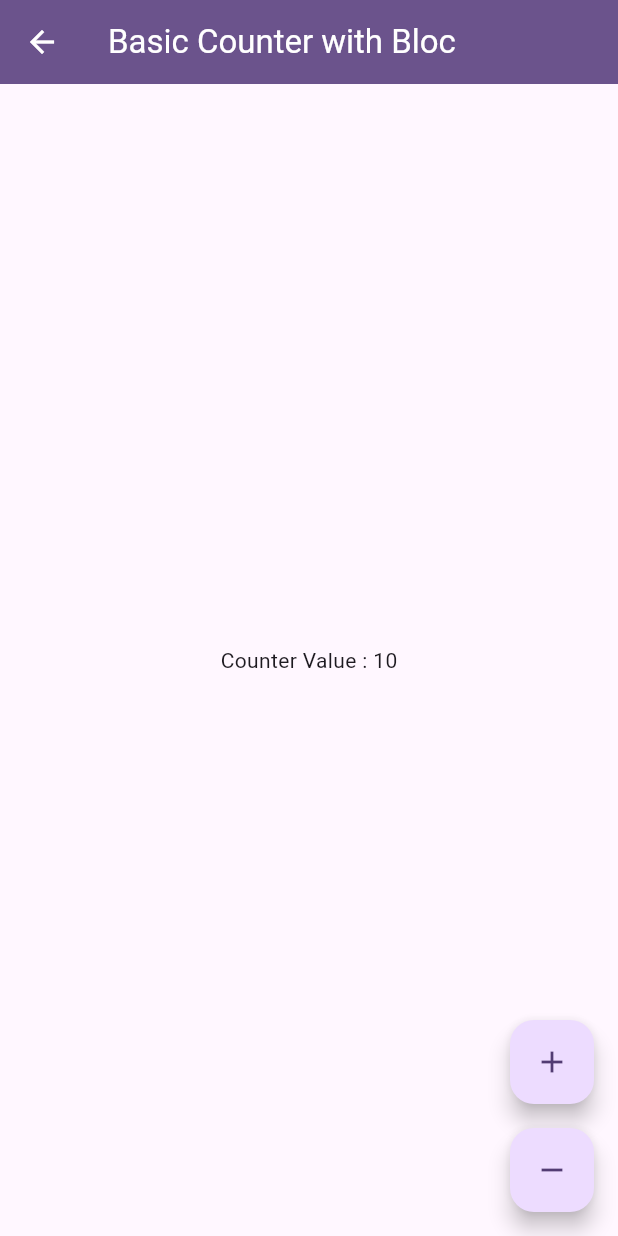
After one commit to thetpaingsoe/flutter_bloc_demo, a Flutter app: the screen it shows after launch, after a tap on "Basic Counter with Bloc", on a phone screen of 412 x 824 dp. The commit adds this screen. Run offline on Flutter 3.47's test engine with Material 3 defaults, Android fonts, the phone set to English and light mode, and no system bars; our stand-ins replace flutter_bloc.

Commit message:
Re-Organize the structure

```diff
--- /dev/null
+++ b/lib/features/basic_counter_with_bloc/ui/basic_counter_with_bloc_page.dart
@@ -0,0 +1,25 @@
+import 'package:flutter/material.dart';
+import 'package:flutter_bloc/flutter_bloc.dart';
+import 'package:flutter_bloc_demo/features/basic_counter_with_bloc/ui/basic_counter_with_bloc_screen.dart';
+import 'package:flutter_bloc_demo/features/basic_counter_with_bloc/ui/widgets/count_button_widget.dart';
+
+import '../bloc/basic_counter_with_bloc.dart';
+
+class BasicCounterWithBlocPage extends StatelessWidget {
+  const BasicCounterWithBlocPage({super.key});
+
+  @override
+  Widget build(BuildContext context) {
+    return BlocProvider(
+        create: (context) => BasicCounterWithBloc(),
+        child: Scaffold(
+          appBar: AppBar(
+              backgroundColor: Theme.of(context).colorScheme.primary,
+              foregroundColor: Theme.of(context).colorScheme.onPrimary,
+              title: const Text('Basic Counter with Bloc')),
+          body: BasicCounterWithBlocScreen(),
+          floatingActionButton: CountButtonWidget()
+      )
+    );
+  }
+}
--- /dev/null
+++ b/lib/features/basic_counter_with_bloc/ui/basic_counter_with_bloc_screen.dart
@@ -0,0 +1,16 @@
+import 'package:flutter/material.dart';
+import 'package:flutter_bloc/flutter_bloc.dart';
+import '../bloc/basic_counter_with_bloc.dart';
+import '../bloc/basic_counter_with_bloc_state.dart';
+
+class BasicCounterWithBlocScreen extends StatelessWidget {
+  const BasicCounterWithBlocScreen({super.key});
+
+  @override
+  Widget build(BuildContext context) {
+    return BlocBuilder<BasicCounterWithBloc, BasicCounterWithBlocState>(
+        builder: (context, state) {
+      return Center(child: Text("Counter Value : ${state.counter}"));
+    });
+  }
+}
--- /dev/null
+++ b/lib/features/basic_counter_with_bloc/ui/widgets/count_button_widget.dart
@@ -0,0 +1,40 @@
+import 'package:flutter/material.dart';
+import 'package:flutter_bloc/flutter_bloc.dart';
+import 'package:flutter_bloc_demo/features/basic_counter_with_bloc/bloc/basic_counter_with_bloc.dart';
+
+import '../../bloc/basic_counter_with_bloc_event.dart';
+
+class CountButtonWidget extends StatelessWidget {
+  const CountButtonWidget({super.key});
+
+  @override
+  Widget build(BuildContext context) {
+    return Column(
+        mainAxisAlignment: MainAxisAlignment.end,
+        crossAxisAlignment: CrossAxisAlignment.end,
+        mainAxisSize: MainAxisSize.min,
+        children: [
+          FloatingActionButton(
+            heroTag: "increment",
+            onPressed: () {
+              BlocProvider.of<BasicCounterWithBloc>(context)
+                  .add(BasicCounterWithBlocIncreaseEvent());
+            },
+            tooltip: 'Increment',
+            child: const Icon(Icons.add),
+          ),
+          SizedBox(
+            height: 16,
+          ),
+          FloatingActionButton(
+            heroTag: "decrement",
+            onPressed: () {
+              BlocProvider.of<BasicCounterWithBloc>(context)
+                  .add(BasicCounterWithBlocDecreaseEvent());
+            },
+            tooltip: 'Decrement',
+            child: const Icon(Icons.remove),
+          )
+        ]);
+  }
+}
--- a/lib/main.dart
+++ b/lib/main.dart
@@ -1,8 +1,5 @@
 import 'package:flutter/material.dart';
-import 'package:flutter_bloc/flutter_bloc.dart';
-import 'package:flutter_bloc_demo/features/basic_counter_with_bloc/ui/basic_counter_with_bloc_widget.dart';
-
-import 'features/basic_counter_with_bloc/bloc/basic_counter_with_bloc.dart';
+import 'features/basic_counter_with_bloc/ui/basic_counter_with_bloc_page.dart';
 
 void main() {
   runApp(const MyApp());
@@ -16,7 +13,8 @@ class MyApp extends StatelessWidget {
     return MaterialApp(
       title: 'Flutter Bloc Demo',
       theme: ThemeData(
-        colorScheme: ColorScheme.fromSeed(seedColor: const Color.fromARGB(255, 8, 1, 23)),
+        colorScheme: ColorScheme.fromSeed(
+            seedColor: const Color.fromARGB(255, 8, 1, 23)),
         useMaterial3: true,
       ),
       home: const MyHomePage(title: 'Flutter Bloc Demo'),
@@ -34,10 +32,8 @@ class MyHomePage extends StatefulWidget {
 }
 
 class _MyHomePageState extends State<MyHomePage> {
-
   @override
   Widget build(BuildContext context) {
-
     return Scaffold(
       appBar: AppBar(
         backgroundColor: Theme.of(context).colorScheme.primary,
@@ -48,25 +44,29 @@ class _MyHomePageState extends State<MyHomePage> {
         child: Column(
           mainAxisAlignment: MainAxisAlignment.start,
           children: <Widget>[
-            SizedBox(height: 24,),
-            FilledButton(onPressed: () {
-              Navigator.push(
-                context,
-                MaterialPageRoute(builder:
-                  (context) =>
-                  BlocProvider(
-                    create: (context) => BasicCounterWithBloc(),
-                    child:
-                      const BasicCounterWithBlocWidget()
-                    )
-                )
-              );
-            }, child: Text('Basic Counter with Bloc')),
-            SizedBox(height: 24,),
-            FilledButton(onPressed: () {}, child: Text('Basic Counter with Cubit'), ),
-            SizedBox(height: 24,),
+            SizedBox(
+              height: 24,
+            ),
+            FilledButton(
+                onPressed: () {
+                  Navigator.push(
+                      context,
+                      MaterialPageRoute(
+                          builder: (context) =>
+                              const BasicCounterWithBlocPage()));
+                },
+                child: Text('Basic Counter with Bloc')),
+            SizedBox(
+              height: 24,
+            ),
+            FilledButton(
+              onPressed: () {},
+              child: Text('Basic Counter with Cubit'),
+            ),
+            SizedBox(
+              height: 24,
+            ),
             FilledButton(onPressed: () {}, child: Text('Bloc Widgets'))
-
           ],
         ),
       ),
```
Also changed, not shown: lib/features/basic_counter_with_bloc/ui/basic_counter_with_bloc_widget.dart (deleted, +0 -50 lines).
